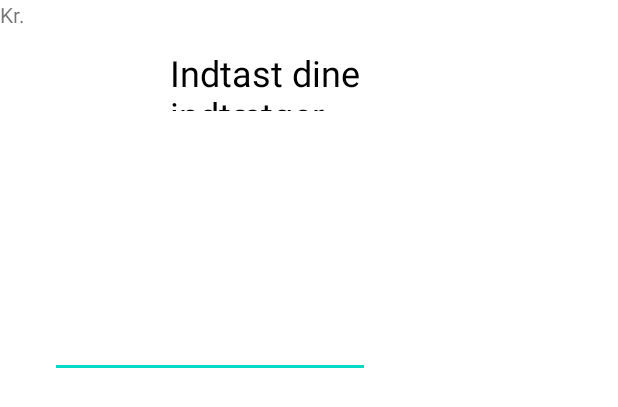
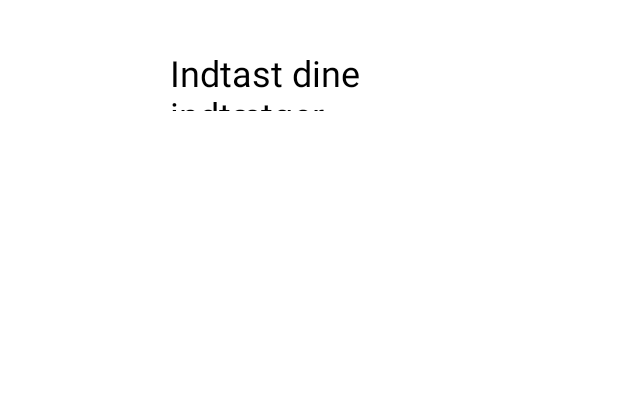
Before and after one commit to WilliELM/quickApp, an Android app: the layout activity_income.xml on its own in the app's theme, with its tools: preview values and no code run, on a phone screen of 412 x 824 dp. Shown: the top 407 px of the screen. Run offline under Robolectric (Android 15) with nearby library versions, the phone set to English and light mode, and no system bars.

Commit message:
commit income activity

```diff
--- a/app/src/main/res/layout/activity_income.xml
+++ b/app/src/main/res/layout/activity_income.xml
@@ -22,27 +22,4 @@
         app:layout_constraintTop_toTopOf="parent"
         app:layout_constraintVertical_bias="0.0" />
 
-    <EditText
-        android:id="@+id/editTextNumberDecimal3"
-        android:layout_width="wrap_content"
-        android:layout_height="wrap_content"
-        android:layout_marginStart="35dp"
-        android:layout_marginTop="86dp"
-        android:layout_marginEnd="167dp"
-        android:layout_marginBottom="526dp"
-        android:ems="10"
-        android:inputType="numberDecimal"
-        app:layout_constraintBottom_toBottomOf="parent"
-        app:layout_constraintEnd_toEndOf="parent"
-        app:layout_constraintStart_toStartOf="parent"
-        app:layout_constraintTop_toBottomOf="@+id/income_title" />
-
-    <TextView
-        android:id="@+id/su_crown"
-        android:layout_width="wrap_content"
-        android:layout_height="wrap_content"
-        android:text="Kr."
-        tools:layout_editor_absoluteX="245dp"
-        tools:layout_editor_absoluteY="186dp" />
-
 </androidx.constraintlayout.widget.ConstraintLayout>
```
